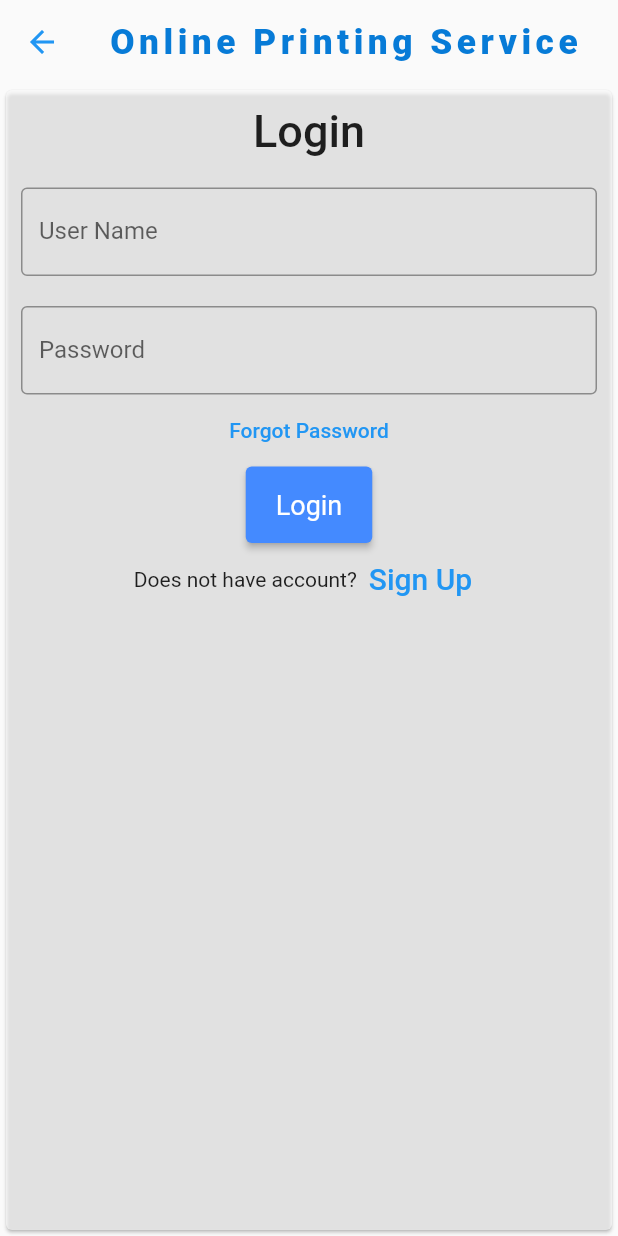
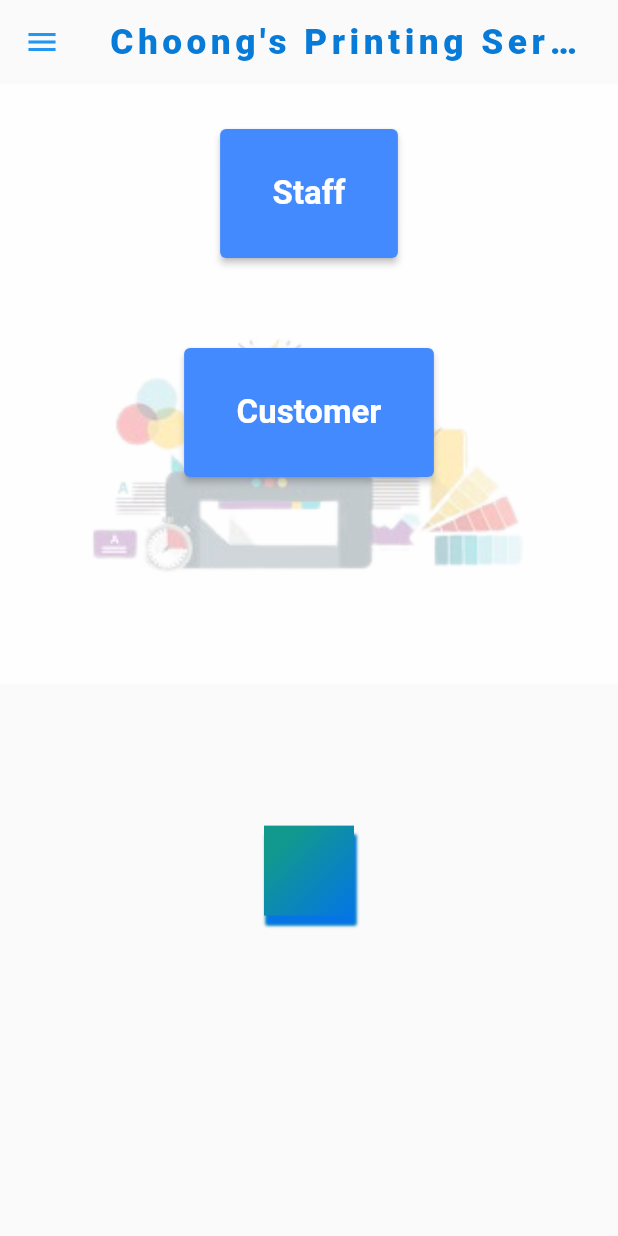
Before and after one commit to LiyanaZaiman/FYP, a Flutter app: the LoginSignup screen opened directly, on a phone screen of 412 x 824 dp. Run offline on Flutter 3.47's test engine with Material 2 defaults, Android fonts, the phone set to English and light mode, and no system bars; our stand-ins replace carousel_slider, fluttertoast; network calls fail; Roboto replaces fonts that are missing (Raleway).

Commit message:
login and signup

```diff
--- a/lib/screens/login_signup.dart
+++ b/lib/screens/login_signup.dart
@@ -1,26 +1,9 @@
 import 'package:flutter/material.dart';
-import 'package:online_printing/screens/signup.dart';
+import 'package:online_printing/screens/login_page.dart';
 import 'package:online_printing/widgets/bottom_bar.dart';
-import 'package:online_printing/widgets/featured_heading.dart';
-import 'package:online_printing/widgets/featured_tiles.dart';
 import 'package:online_printing/widgets/top_bar_contents.dart';
-import 'package:online_printing/widgets/floating_quick_access_bar.dart';
-import 'package:online_printing/widgets/main_heading.dart';
-import 'package:carousel_slider/carousel_controller.dart';
-import 'package:carousel_slider/carousel_slider.dart';
-import 'package:online_printing/widgets/carousel.dart';
 import 'package:online_printing/widgets/menu_drawer.dart';
-import 'package:online_printing/widgets/responsive.dart';
 import 'home_page.dart';
-
-import 'dart:convert';
-
-import 'package:flutter/material.dart';
-import 'package:fluttertoast/fluttertoast.dart';
-import 'package:http/http.dart' as http;
-import 'package:online_printing/screens/home_page.dart';
-import 'package:online_printing/screens/login_signup.dart';
-
 
 class LoginSignup extends StatefulWidget {
   const LoginSignup({super.key});
@@ -30,8 +13,6 @@ class LoginSignup extends StatefulWidget {
 }
 
 class _LoginSignupState extends State<LoginSignup> {
-  TextEditingController user = TextEditingController();
-  TextEditingController pass = TextEditingController();
   final ScrollController _scrollController = ScrollController();
   double _scrollPosition = 0;
   double _opacity = 0;
@@ -41,64 +22,17 @@ class _LoginSignupState extends State<LoginSignup> {
       _scrollPosition = _scrollController.position.pixels;
     });
   }
-
   @override
   void initState() {
     _scrollController.addListener(_scrollListener);
     super.initState();
   }
-
-    void login(String user, String pass) async {
-    var url = Uri.http('localhost', '/flutter_api/login.php');
-    var response = await http.post(url, body: {
-      "username": user,
-      "password": pass,
-    });
-
-    if (response.statusCode == 200) {
-    Fluttertoast.showToast(msg: 'Login successful');
-    // Navigate to the home page
-    Navigator.pushReplacement(
-      context,
-      MaterialPageRoute(builder: (context) => HomePage()),
-    );
-  } else {
-    Fluttertoast.showToast(msg: 'Username and pssword invalid: ${response.statusCode}');
-    // Log the response body for debugging purposes
-    print(response.body);
-  }
-
-    // var data = json.decode(response.body);
-    // if (data == "Success") {
-    //   Fluttertoast.showToast(
-    //     msg:
-    //     'Login Successful',
-    //     toastLength: Toast.LENGTH_SHORT,
-    //     gravity: ToastGravity.CENTER,
-    //     timeInSecForIosWeb: 1,
-    //     fontSize: 25,
-    //     backgroundColor: Colors.green);
-    //   Navigator.push(context, MaterialPageRoute(builder: (context)=>HomePage(),),);
-    // } else {
-    //   Fluttertoast.showToast(
-    //     msg:'Username and password invalid',
-    //     toastLength: Toast.LENGTH_SHORT,
-    //     gravity: ToastGravity.CENTER,
-    //     timeInSecForIosWeb: 1,
-    //     fontSize: 25,
-    //     backgroundColor: Colors.red);
-    // }
-  }
-
-
   @override
   Widget build(BuildContext context) {
-
   int selectedValue = 0; // declare a variable to hold the selected value
   var screenSize = MediaQuery.of(context).size;
   _opacity = _scrollPosition < screenSize.height * 0.40
   ?_scrollPosition / (screenSize.height * 0.40) : 1;
-
     return Scaffold(
           extendBodyBehindAppBar: false,
     appBar: screenSize.width < 1000?AppBar( //Start here
@@ -106,7 +40,7 @@ class _LoginSignupState extends State<LoginSignup> {
       elevation: 0,
       backgroundColor: Colors.white.withOpacity(_opacity),
       title:  Text(
-                  'Online Printing Service',
+                  'Choong\'s Printing Service',
                   style: TextStyle(
                     color: Color(0xFF077bd7),
                     fontSize: 23.5,
@@ -120,115 +54,82 @@ class _LoginSignupState extends State<LoginSignup> {
       preferredSize: Size(screenSize.width, 70),
       child: TopBarContents(_opacity),
     ),
-          body: Card(
-             color: Colors.white60,
+    drawer: MenuDrawer(),
+    body:
+    SingleChildScrollView(
+      child: Column(
+      children: [
+      Stack(
+        children: [
+          Container(
+            child: SizedBox(
+              height: screenSize.height * 0.60,
+              width: screenSize.width,
+              child: Image.asset(
+                'assets/images/printing_images.png',
+                fit: BoxFit.contain,
+                )
+            ),
+          ),
+          Container(
+          width: 1600,
+          height: 400,
+          color: Colors.white70,
             child: Align(
               alignment: Alignment.center,
-              child: Container(
-              width: 700,
               child: Column(
-                children: <Widget>[
-                  // Container(
-                  //     alignment: Alignment.center,
-                  //     padding: const EdgeInsets.all(10),
-                  //     child: const Text(
-                  //       'TutorialKart',
-                  //       style: TextStyle(
-                  //           color: Colors.blue,
-                  //           fontWeight: FontWeight.w500,
-                  //           fontSize: 30),
-                  //     )),
-                  Container(
-                      alignment: Alignment.center,
-                      padding: const EdgeInsets.all(10),
-                      child: const Text(
-                        'Login',
-                        style: TextStyle(fontSize: 30, fontWeight: FontWeight.w500,),
-                      )),
-                  //Username
+                children: [
                   Padding(
-                    padding: const EdgeInsets.all(10),
-                    child: TextField(
-                      controller: user,
-                      decoration: const InputDecoration(
-                        border: OutlineInputBorder(),
-                        labelText: 'User Name',
-                      ),
-                    ),
-                  ),
-                  //password
-                  Padding(
-                    padding: const EdgeInsets.fromLTRB(10, 10, 10, 0),
-                    child: TextField(
-                      obscureText: true,
-                      controller: pass,
-                      decoration: const InputDecoration(
-                        border: OutlineInputBorder(),
-                        labelText: 'Password',
-                      ),
-                    ),
-                  ),
-                  TextButton(
+            padding: const EdgeInsets.all(30),
+                  child: ElevatedButton(
+                    child: Text('Staff'),
                     onPressed: () {
-                      //forgot password screen
+                      Navigator.pushReplacement(context,
+                      MaterialPageRoute(builder: (context) => LoginPage()));
                       },
-                    child: const Text('Forgot Password',),
-                  ),
-                  Container(
-                      padding: const EdgeInsets.fromLTRB(10, 0, 10, 0),
-                      child: ElevatedButton(
-                        child: const Text('Login'),
                     style: ElevatedButton.styleFrom(
                     backgroundColor: Colors.blueAccent,
                     padding:
-                            const EdgeInsets.symmetric(horizontal: 20, vertical: 15),
+                        const EdgeInsets.symmetric(horizontal: 35, vertical: 30),
                     textStyle:
-                            const TextStyle(fontSize: 18, fontWeight: FontWeight.normal)),
+                        const TextStyle(fontSize: 22, fontWeight: FontWeight.bold)),
+                    ),
+            ),
+                Padding(
+            padding: const EdgeInsets.all(30),
+              child: ElevatedButton(
+                child: Text('Customer'),
                 onPressed: () {
-                          login(user.text, pass.text);
-                          Navigator.pushReplacement(
-                          context,
-                          MaterialPageRoute(builder: (context) =>HomePage()));
+                  Navigator.pushReplacement(context,
+                  MaterialPageRoute(builder: (context) => LoginPage()));
                   },
-                      )
+                style: ElevatedButton.styleFrom(
+                backgroundColor: Colors.blueAccent,
+                padding:
+                    const EdgeInsets.symmetric(horizontal: 35, vertical: 30),
+                textStyle:
+                    const TextStyle(fontSize: 22, fontWeight: FontWeight.bold)),
                 ),
-                  Row(
-                    children: <Widget>[
-                      const Text('Does not have account?'),
-                      TextButton(
-                        child: const Text(
-                          'Sign Up',
-                          style: TextStyle(fontSize: 20),
-                        ),
-                        onPressed: () {
-                      Navigator.pushReplacement(
-                        context,
-                        MaterialPageRoute(builder: (context) =>SignUp()));
-                        },
-                      )
-                    ],
-                    mainAxisAlignment: MainAxisAlignment.center,
             ),
                 ],
-              )),
+              ),
+
+            ),
+          ),
+        ]
+      ),
+      BottomBar(),
+      //   Center(
+      //   child: ElevatedButton(
+      //     child: const Text('Go Back'),
+      //     onPressed: (){
+      //     Navigator.pushReplacement(context,
+      //                   MaterialPageRoute(builder: (context) => HomePage()));},
+      //      ),
+      // ),
+      ]
       ),
     ),
 	);
   }
 }
-
-// class  LoginSignup extends StatelessWidget{
-//   @override
-//   Widget build(BuildContext context) {
-// 	return Scaffold(
-//     body: Center(
-//       child: ElevatedButton(
-//         child: Text('Go Back'),
-//         onPressed: (){
-//         Navigator.pop(context,
-//                       MaterialPageRoute(builder: (context) => HomePage()));},
-//          ),
-//     ),
-// 	);
-// }
-// }
--- a/lib/screens/signup.dart
+++ b/lib/screens/signup.dart
@@ -4,8 +4,9 @@ import 'package:flutter/material.dart';
 import 'package:fluttertoast/fluttertoast.dart';
 import 'package:http/http.dart' as http;
 import 'package:online_printing/screens/home_page.dart';
+import 'package:online_printing/screens/login_page.dart';
+import 'package:online_printing/screens/order_page.dart';
 import 'package:online_printing/screens/login_signup.dart';
-import 'package:online_printing/screens/order_page.dart';
 // import 'DashBoard.dart';
 // import 'main.dart';
 
--- a/lib/widgets/customer_details.dart
+++ b/lib/widgets/customer_details.dart
@@ -1,6 +1,7 @@
-import 'package:online_printing/screens/login_signup.dart';
+import 'package:online_printing/screens/login_page.dart';
 import 'package:online_printing/screens/order_page.dart';
 import 'package:online_printing/widgets/responsive.dart';
+import 'package:online_printing/screens/login_signup.dart';
 import 'package:flutter/material.dart';
 
 class CustomerDetails extends StatefulWidget {
--- a/lib/widgets/top_bar_contents.dart
+++ b/lib/widgets/top_bar_contents.dart
@@ -1,8 +1,9 @@
 import 'package:flutter/material.dart';
 import 'package:online_printing/screens/aboutUs.dart';
 import 'package:online_printing/screens/home_page.dart';
+import 'package:online_printing/screens/login_page.dart';
+import 'package:online_printing/widgets/customer_details.dart';
 import 'package:online_printing/screens/login_signup.dart';
-import 'package:online_printing/widgets/customer_details.dart';
 
 import '../screens/order_page.dart';
 
```
Also changed, not shown: lib/screens/aboutUs.dart (+0 -10 lines), lib/screens/login_page.dart (added, +222 -0 lines). Lines whose indentation alone changed are shown as unchanged.
